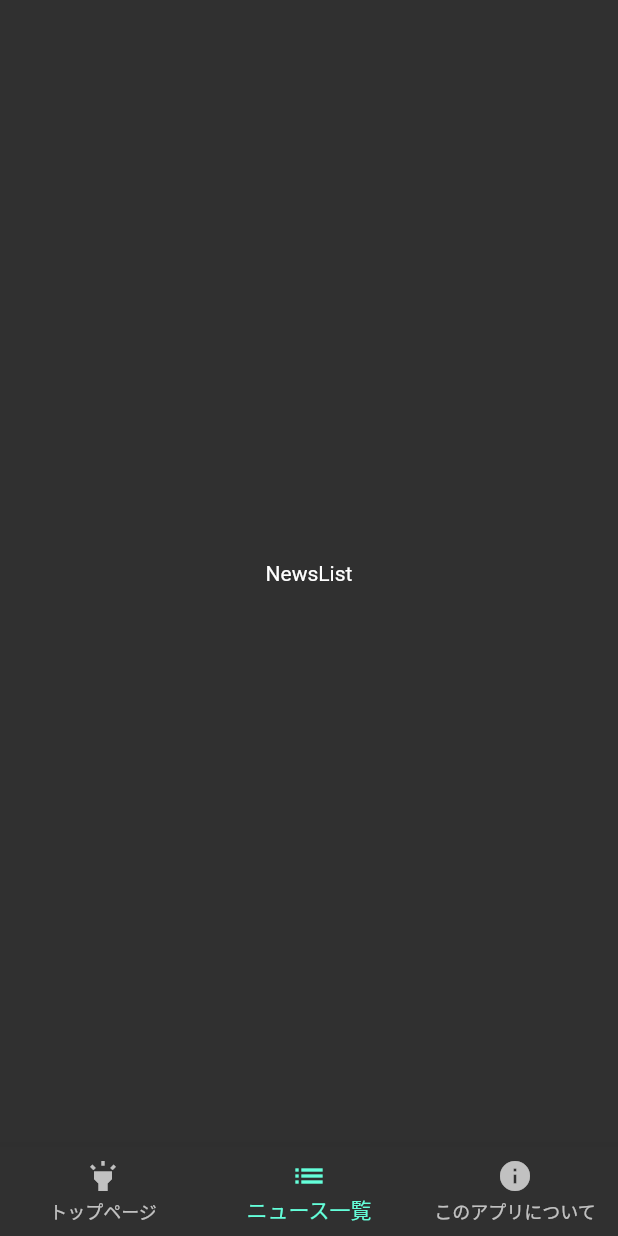
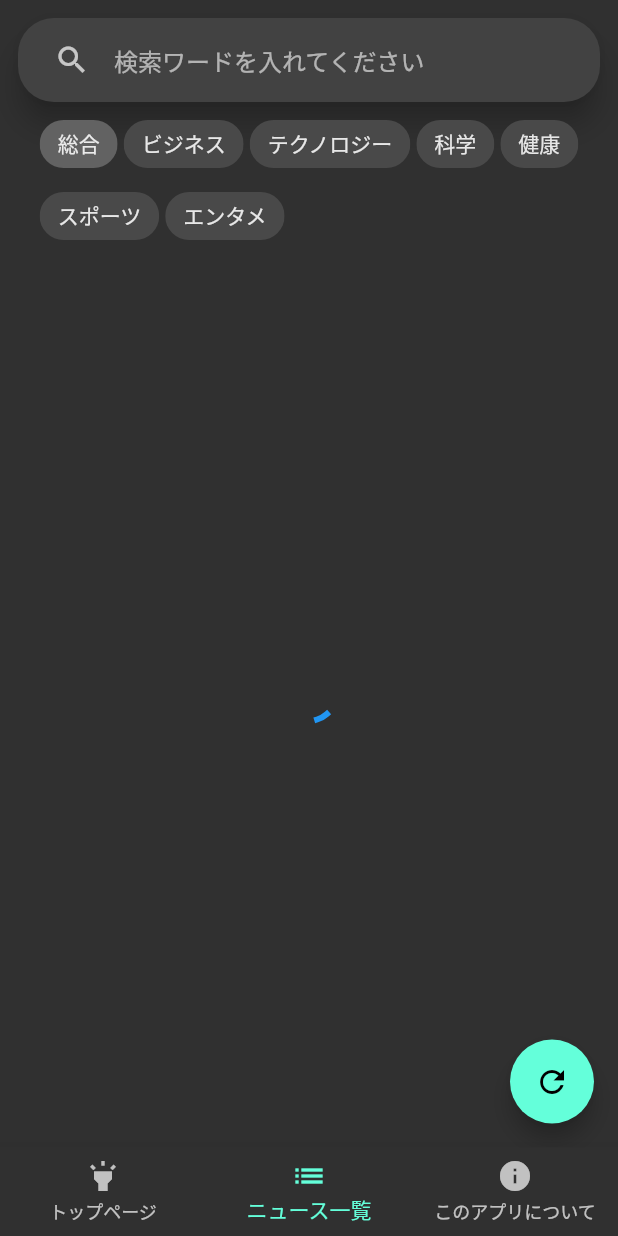
Before and after one commit to atsushi-1989/NewsFeed, a Flutter app: the screen it shows after launch, item 2 of the bottom bar chosen, on a phone screen of 412 x 824 dp. Run offline on Flutter 3.47's test engine with Material 2 defaults, Android fonts, the phone set to English and light mode, and no system bars; Roboto replaces fonts that are missing (Bold).

Commit message:
5章終了

```diff
--- /dev/null
+++ b/lib/data/category_info.dart
@@ -0,0 +1,17 @@
+class Category {
+  final int categoryId;
+  final String nameEn;
+  final String nameJp;
+
+  Category({this.categoryId, this.nameEn, this.nameJp});
+}
+
+final List<Category> categories = [
+  Category(categoryId: 0, nameEn: "general", nameJp: "総合"),
+  Category(categoryId: 1, nameEn: "business", nameJp: "ビジネス"),
+  Category(categoryId: 2, nameEn: "technology", nameJp: "テクノロジー"),
+  Category(categoryId: 3, nameEn: "science", nameJp: "科学"),
+  Category(categoryId: 4, nameEn: "health", nameJp: "健康"),
+  Category(categoryId: 5, nameEn: "sports", nameJp: "スポーツ"),
+  Category(categoryId: 6, nameEn: "entertainment", nameJp: "エンタメ"),
+];
--- a/lib/main.dart
+++ b/lib/main.dart
@@ -1,6 +1,6 @@
 import 'package:flutter/material.dart';
-import 'package:news_feed_two/screens/home_screen.dart';
-import 'package:news_feed_two/style/style.dart';
+import 'package:news_feed_two/view/screens/home_screen.dart';
+import 'package:news_feed_two/view/style/style.dart';
 
 void main() => runApp(MyApp());
 
--- a/lib/screens/pages/news_list_page.dart
+++ /dev/null
@@ -1,16 +0,0 @@
-import 'package:flutter/material.dart';
-
-class NewsListPage extends StatelessWidget {
-  @override
-  Widget build(BuildContext context) {
-    return SafeArea(
-      child: Scaffold(
-        body: Container(
-          child: Center(
-            child: Text("NewsList"),
-          ),
-        ),
-      ),
-    );
-  }
-}
--- /dev/null
+++ b/lib/view/cmponets/category_chips.dart
@@ -0,0 +1,33 @@
+import 'package:flutter/material.dart';
+import 'package:news_feed_two/data/category_info.dart';
+
+class CategoryChips extends StatefulWidget {
+  final ValueChanged onCategorySelected;
+
+  CategoryChips({this.onCategorySelected});
+
+  @override
+  _CategoryChipsState createState() => _CategoryChipsState();
+}
+
+class _CategoryChipsState extends State<CategoryChips> {
+  var value = 0;
+  @override
+  Widget build(BuildContext context) {
+    return Wrap(
+      spacing: 4.0,
+      children: List<Widget>.generate(categories.length, (int index) {
+        return ChoiceChip(
+          label: Text(categories[index].nameJp),
+          selected: value == index,
+          onSelected: (bool isSelected) {
+            setState(() {
+              value = isSelected ? index : 0;
+              widget.onCategorySelected(categories[index]);
+            });
+          },
+        );
+      }).toList(),
+    );
+  }
+}
--- /dev/null
+++ b/lib/view/cmponets/search_bar.dart
@@ -0,0 +1,32 @@
+import 'package:flutter/material.dart';
+
+class SearchBar extends StatelessWidget {
+  final ValueChanged onSearch;
+  final TextEditingController _textEditingController = TextEditingController();
+
+  SearchBar({this.onSearch});
+
+  @override
+  Widget build(BuildContext context) {
+    return Card(
+      elevation: 8.0,
+      shape: RoundedRectangleBorder(
+        borderRadius: const BorderRadius.all(const Radius.circular(24.0)),
+      ),
+      child: Padding(
+        padding: const EdgeInsets.only(
+            left: 24.0, right: 24.0, top: 4.0, bottom: 4.0),
+        child: TextField(
+          onSubmitted: onSearch,
+          maxLines: 1,
+          controller: _textEditingController,
+          decoration: InputDecoration(
+            icon: Icon(Icons.search),
+            hintText: "検索ワードを入れてください",
+            border: InputBorder.none,
+          ),
+        ),
+      ),
+    );
+  }
+}
--- /dev/null
+++ b/lib/view/screens/pages/news_list_page.dart
@@ -0,0 +1,58 @@
+import 'package:flutter/material.dart';
+import 'package:news_feed_two/data/category_info.dart';
+import 'package:news_feed_two/view/cmponets/category_chips.dart';
+import 'package:news_feed_two/view/cmponets/search_bar.dart';
+
+class NewsListPage extends StatelessWidget {
+  @override
+  Widget build(BuildContext context) {
+    return SafeArea(
+      child: Scaffold(
+        floatingActionButton: FloatingActionButton(
+          child: Icon(Icons.refresh),
+          tooltip: "更新",
+          onPressed: () => onRefresh(context),
+        ),
+        body: Padding(
+          padding: const EdgeInsets.all(8.0),
+          child: Column(
+            children: [
+              //検索ワード
+              SearchBar(
+                onSearch: (keyword) => getKeywordNews(context, keyword),
+              ),
+
+              //カテゴリー選択Chips
+              CategoryChips(
+                onCategorySelected: (category) =>
+                    getCategoryNews(context, category),
+              ),
+
+              //Todo 記事表示
+              Expanded(
+                child: Center(
+                  child: CircularProgressIndicator(),
+                ),
+              ),
+            ],
+          ),
+        ),
+      ),
+    );
+  }
+
+  //FABの更新処理
+  onRefresh(BuildContext context) {
+    print("NewsListPage.onRefresh");
+  }
+
+  //TODO キーワード記事取得処理
+  getKeywordNews(BuildContext context, keyword) {
+    print('NewsListPage.getKeywordNews');
+  }
+
+  //TODO カテゴリー記事取得処理
+  getCategoryNews(BuildContext context, Category category) {
+    print('NewsListPage.getCategoryNews / category: ${category.nameJp}');
+  }
+}
```
Also changed, not shown: lib/view/screens/home_screen.dart (renamed from lib/screens/home_screen.dart, +4 -4 lines), lib/view/screens/pages/about_us_page.dart (renamed from lib/screens/pages/about_us_page.dart), lib/view/screens/pages/head_line_page.dart (renamed from lib/screens/pages/head_line_page.dart), lib/view/style/style.dart (renamed from lib/style/style.dart).
